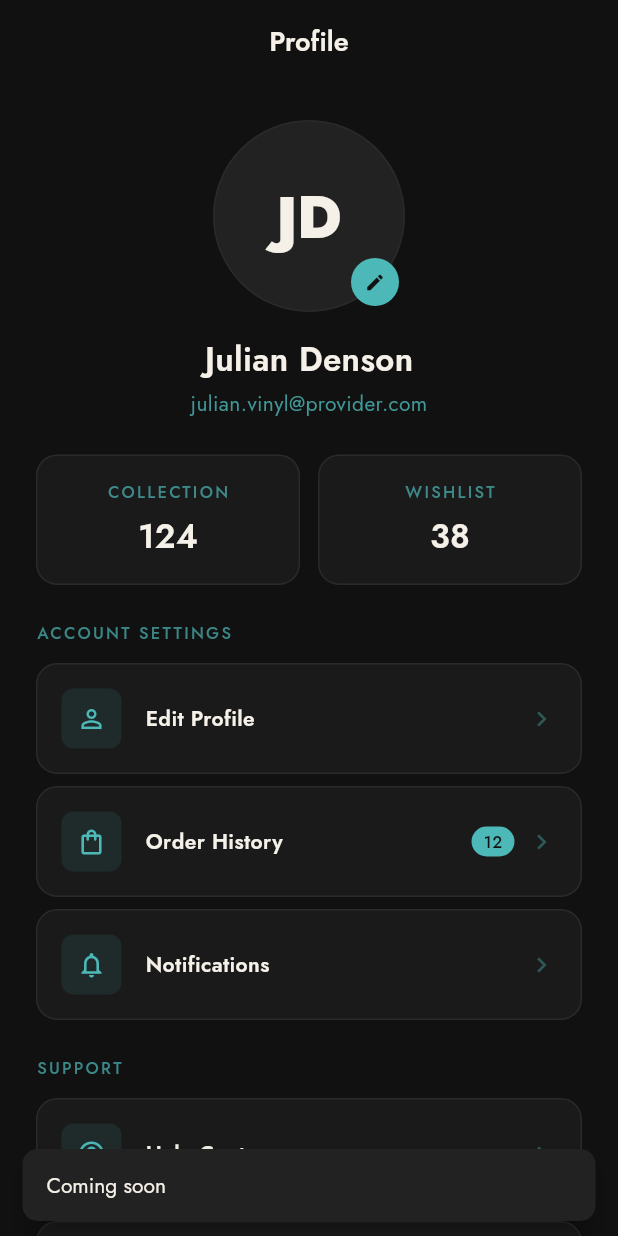
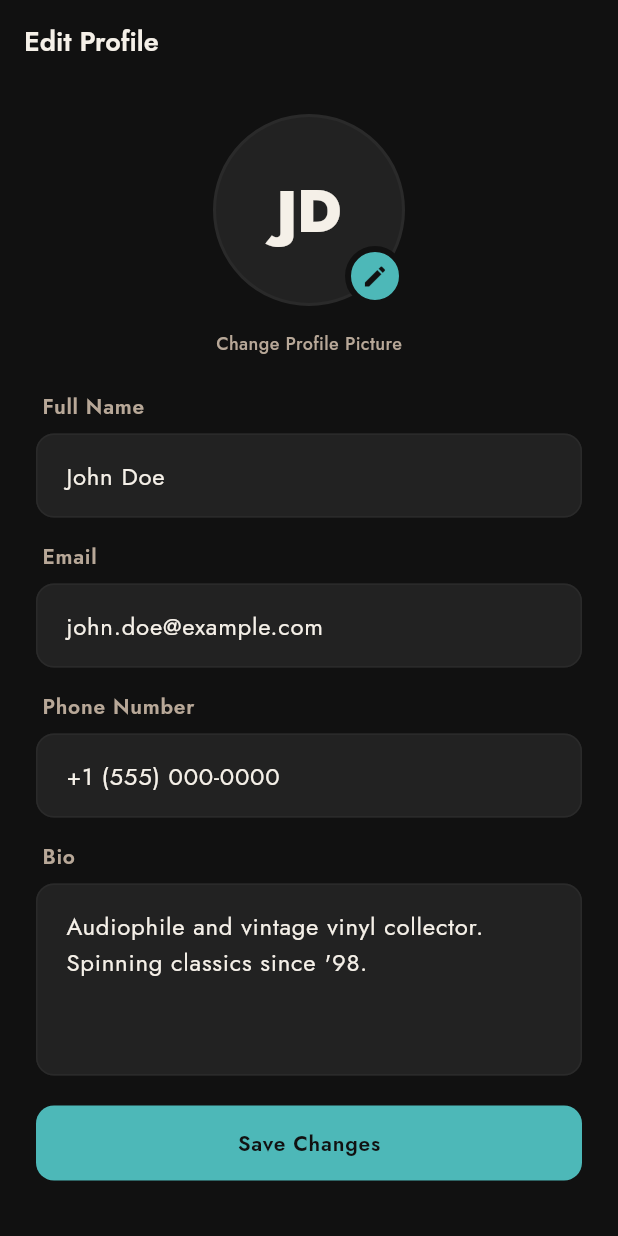
Before and after one commit to MerLin027/vinyl-vault-app, a Flutter app: the ProfileScreen screen opened directly, after a tap on "Edit Profile", on a phone screen of 412 x 824 dp. Run offline on Flutter 3.47's test engine with Material 3 defaults, Android fonts, the phone set to English and light mode, and no system bars; our stand-ins replace cached_network_image, flutter_svg, google_fonts, shimmer; network calls fail.

Commit message:
Updated order history, profile, and search screens + added export scripts

```diff
--- /dev/null
+++ b/my_app/lib/screens/edit_profile_screen.dart
@@ -0,0 +1,238 @@
+import 'package:flutter/material.dart';
+import 'package:google_fonts/google_fonts.dart'; // ignore: unused_import
+import '../config/theme.dart';
+import '../widgets/vinyl_logo.dart'; // ignore: unused_import
+
+class EditProfileScreen extends StatefulWidget {
+  const EditProfileScreen({super.key});
+
+  @override
+  State<EditProfileScreen> createState() => _EditProfileScreenState();
+}
+
+class _EditProfileScreenState extends State<EditProfileScreen> {
+  // Form controllers pre-filled with placeholder profile data
+  late final TextEditingController _nameCtrl;
+  late final TextEditingController _emailCtrl;
+  late final TextEditingController _phoneCtrl;
+  late final TextEditingController _bioCtrl;
+
+  @override
+  void initState() {
+    super.initState();
+    _nameCtrl = TextEditingController(text: 'John Doe');
+    _emailCtrl = TextEditingController(text: 'john.doe@example.com');
+    _phoneCtrl = TextEditingController(text: '+1 (555) 000-0000');
+    _bioCtrl = TextEditingController(
+        text: "Audiophile and vintage vinyl collector. Spinning classics since '98.");
+  }
+
+  @override
+  void dispose() {
+    _nameCtrl.dispose();
+    _emailCtrl.dispose();
+    _phoneCtrl.dispose();
+    _bioCtrl.dispose();
+    super.dispose();
+  }
+
+  void _showSnack(String msg) =>
+      ScaffoldMessenger.of(context).showSnackBar(SnackBar(content: Text(msg)));
+
+  // Save changes and pop back to ProfileScreen
+  void _onSave() {
+    Navigator.pop(context);
+  }
+
+  @override
+  Widget build(BuildContext context) {
+    return Scaffold(
+      backgroundColor: AppColors.background,
+      // App bar — no back arrow, automaticallyImplyLeading: false
+      appBar: AppBar(
+        backgroundColor: AppColors.background,
+        elevation: 0,
+        scrolledUnderElevation: 0,
+        automaticallyImplyLeading: false,
+        title: Text('Edit Profile', style: AppTypography.headlineMedium),
+        centerTitle: false,
+      ),
+      body: SafeArea(
+        child: Column(
+          children: [
+            Expanded(
+              child: Padding(
+                padding: const EdgeInsets.fromLTRB(24, 0, 24, 0),
+                child: Column(
+                  crossAxisAlignment: CrossAxisAlignment.start,
+                  children: [
+                    const SizedBox(height: 20),
+                    // Avatar section — initials circle with edit FAB and subtitle
+                    _buildAvatarSection(),
+                    const SizedBox(height: 24),
+                    // Full Name input field
+                    _buildLabeledField(
+                      label: 'Full Name',
+                      controller: _nameCtrl,
+                      keyboardType: TextInputType.name,
+                    ),
+                    const SizedBox(height: 16),
+                    // Email input field
+                    _buildLabeledField(
+                      label: 'Email',
+                      controller: _emailCtrl,
+                      keyboardType: TextInputType.emailAddress,
+                    ),
+                    const SizedBox(height: 16),
+                    // Phone Number input field
+                    _buildLabeledField(
+                      label: 'Phone Number',
+                      controller: _phoneCtrl,
+                      keyboardType: TextInputType.phone,
+                    ),
+                    const SizedBox(height: 16),
+                    // Bio multi-line textarea (4 rows)
+                    _buildBioField(),
+                    const SizedBox(height: 20),
+                    // Save Changes primary action button
+                    _buildSaveButton(),
+                  ],
+                ),
+              ),
+            ),
+          ],
+        ),
+      ),
+    );
+  }
+
+  // Avatar circle with initials, edit FAB, and subtitle caption
+  Widget _buildAvatarSection() {
+    return Center(
+      child: Column(
+        children: [
+          // Relative-positioned avatar + edit FAB
+          Stack(
+            children: [
+              // Initials avatar circle
+              Container(
+                width: 128,
+                height: 128,
+                decoration: BoxDecoration(
+                  color: AppColors.surfaceVariant,
+                  shape: BoxShape.circle,
+                  border: Border.all(color: AppColors.border, width: 2),
+                ),
+                child: Center(
+                  child: Text(
+                    'JD',
+                    style: AppTypography.displayLarge.copyWith(
+                      fontSize: 40,
+                      fontWeight: FontWeight.w800,
+                    ),
+                  ),
+                ),
+              ),
+              // Edit FAB — bottom-right with accent background
+              Positioned(
+                bottom: 0,
+                right: 0,
+                child: GestureDetector(
+                  onTap: () => _showSnack('Coming soon'),
+                  child: Container(
+                    width: 40,
+                    height: 40,
+                    decoration: BoxDecoration(
+                      color: AppColors.accent,
+                      shape: BoxShape.circle,
+                      border: Border.all(
+                          color: AppColors.background, width: 4),
+                    ),
+                    child: const Icon(
+                      Icons.edit,
+                      size: 18,
+                      color: AppColors.background,
+                    ),
+                  ),
+                ),
+              ),
+            ],
+          ),
+          const SizedBox(height: 16),
+          // "Change Profile Picture" subtitle
+          Text(
+            'Change Profile Picture',
+            style: AppTypography.bodySmall.copyWith(
+              color: AppColors.textSecondary,
+              fontWeight: FontWeight.w500,
+            ),
+          ),
+        ],
+      ),
+    );
+  }
+
+  // Labeled text input — label above field
+  Widget _buildLabeledField({
+    required String label,
+    required TextEditingController controller,
+    TextInputType keyboardType = TextInputType.text,
+  }) {
+    return Column(
+      crossAxisAlignment: CrossAxisAlignment.start,
+      children: [
+        // Field label
+        Padding(
+          padding: const EdgeInsets.only(left: 4, bottom: 8),
+          child: Text(
+            label,
+            style: AppTypography.labelLarge.copyWith(
+              color: AppColors.textSecondary,
+            ),
+          ),
+        ),
+        // Theme-driven TextField — no local style overrides
+        TextField(
+          controller: controller,
+          keyboardType: keyboardType,
+          decoration: InputDecoration(hintText: label),
+        ),
+      ],
+    );
+  }
+
+  // Bio multi-line textarea — 4 visible lines, no resize
+  Widget _buildBioField() {
+    return Column(
+      crossAxisAlignment: CrossAxisAlignment.start,
+      children: [
+        // Bio label
+        Padding(
+          padding: const EdgeInsets.only(left: 4, bottom: 8),
+          child: Text(
+            'Bio',
+            style: AppTypography.labelLarge.copyWith(
+              color: AppColors.textSecondary,
+            ),
+          ),
+        ),
+        // Multi-line TextField equivalent of <textarea rows="4">
+        TextField(
+          controller: _bioCtrl,
+          maxLines: 4,
+          minLines: 4,
+          keyboardType: TextInputType.multiline,
+          decoration: const InputDecoration(hintText: 'Tell us about yourself'),
+        ),
+      ],
+    );
+  }
+
+  // Save Changes — ElevatedButton with theme defaults, pops on tap
+  Widget _buildSaveButton() {
+    return ElevatedButton(
+      onPressed: _onSave,
+      child: const Text('Save Changes'),
+    );
+  }
+}
--- a/my_app/lib/screens/profile_screen.dart
+++ b/my_app/lib/screens/profile_screen.dart
@@ -3,6 +3,7 @@ import '../config/theme.dart';
 import '../widgets/vinyl_logo.dart'; // ignore: unused_import
 import './order_history_screen.dart';
 import './login_screen.dart';
+import './edit_profile_screen.dart';
 import '../widgets/nav_transition.dart';
 class ProfileScreen extends StatefulWidget {
   const ProfileScreen({super.key});
@@ -58,7 +59,34 @@ class _ProfileScreenState extends State<ProfileScreen> {
                 _buildMenuItem(
                   icon: Icons.person_outline,
                   label: 'Edit Profile',
-                  onTap: () => _showSnack('Coming soon'),
+                  onTap: () => Navigator.push(
+                    context,
+                    PageRouteBuilder(
+                      pageBuilder: (context, animation, secondaryAnimation) =>
+                          const EditProfileScreen(),
+                      transitionsBuilder:
+                          (context, animation, secondaryAnimation, child) {
+                        final tween = Tween(
+                                begin: const Offset(1.0, 0.0),
+                                end: Offset.zero)
+                            .chain(CurveTween(curve: Curves.easeOutCubic));
+                        final fadeTween =
+                            Tween<double>(begin: 0.0, end: 1.0)
+                                .chain(CurveTween(curve: Curves.easeOut));
+                        return SlideTransition(
+                          position: animation.drive(tween),
+                          child: FadeTransition(
+                            opacity: animation.drive(fadeTween),
+                            child: child,
+                          ),
+                        );
+                      },
+                      transitionDuration:
+                          const Duration(milliseconds: 280),
+                      reverseTransitionDuration:
+                          const Duration(milliseconds: 220),
+                    ),
+                  ),
                 ),
                 const SizedBox(height: 8),
                 _buildMenuItem(
--- a/my_app/scripts/export_banner.dart
+++ b/my_app/scripts/export_banner.dart
@@ -115,6 +115,7 @@ void main() {
     final file = File('assets/images/banner.png');
     file.parent.createSync(recursive: true);
     await file.writeAsBytes(byteData!.buffer.asUint8List());
+    // ignore: avoid_print
     print('Saved: assets/images/banner.png');
   });
 }
--- a/my_app/scripts/export_logo.dart
+++ b/my_app/scripts/export_logo.dart
@@ -17,6 +17,7 @@ void main() {
     final file = File('assets/images/vinyl_logo.png');
     file.parent.createSync(recursive: true);
     await file.writeAsBytes(byteData!.buffer.asUint8List());
+    // ignore: avoid_print
     print('Saved: assets/images/vinyl_logo.png');
   });
 }
```
Also changed, not shown: my_app/lib/screens/order_history_screen.dart (+58 -141 lines), my_app/lib/screens/search_screen.dart (+10 -1 lines).
